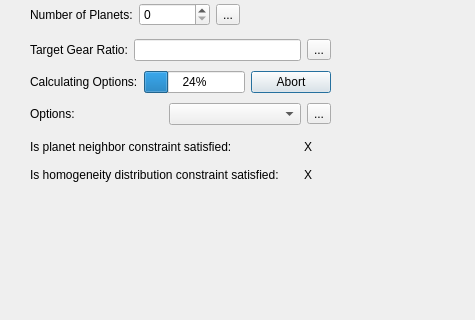
First picture: the form in ui/split-ring-selector.ui, repository SimLeek/freecad.actuators, before the edit; both pictures show x 0 to 475 and y 241 to 561 of the 475 by 644 pixel window.
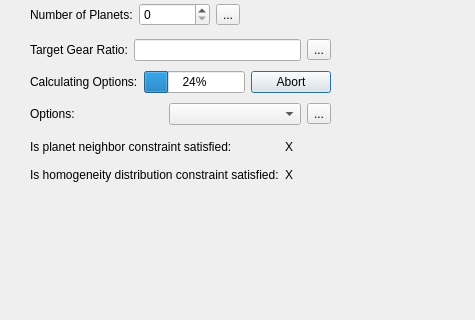
Second picture: the form after the edit. The open tabs and pages were chosen to show the change. Icons and pictures are not drawn.

```diff
--- a/ui/split-ring-selector.ui
+++ b/ui/split-ring-selector.ui
@@ -685,9 +685,6 @@
         <property name="text">
          <string>X</string>
         </property>
-        <property name="alignment">
-         <set>Qt::AlignmentFlag::AlignCenter</set>
-        </property>
        </widget>
       </item>
       <item row="0" column="0">
@@ -709,9 +706,6 @@
         <property name="text">
          <string>X</string>
         </property>
-        <property name="alignment">
-         <set>Qt::AlignmentFlag::AlignCenter</set>
-        </property>
        </widget>
       </item>
      </layout>
```
